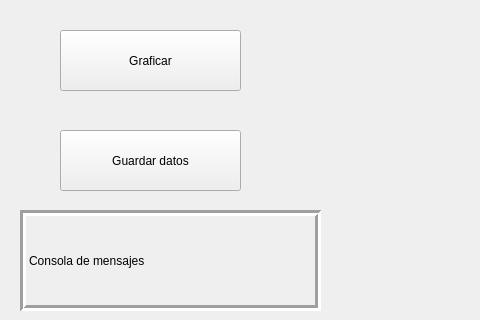
pu19249/robotat-gui, file src/simulator_tab.ui: the form before one commit; both pictures show x 0 to 480 and y 370 to 690 of the 1125 by 690 pixel window.
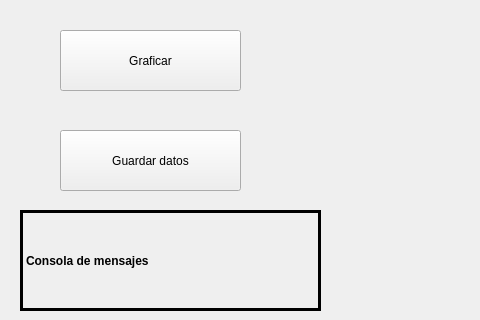
The form after the commit. Custom widgets are drawn as their Qt base class.

Commit message: text browser ota, simulator messages

Patch:
```diff
--- a/src/simulator_tab.ui
+++ b/src/simulator_tab.ui
@@ -143,11 +143,23 @@
      <height>101</height>
     </rect>
    </property>
+   <property name="font">
+    <font>
+     <weight>75</weight>
+     <bold>true</bold>
+     <strikeout>false</strikeout>
+     <stylestrategy>PreferDefault</stylestrategy>
+     <kerning>true</kerning>
+    </font>
+   </property>
+   <property name="focusPolicy">
+    <enum>Qt::NoFocus</enum>
+   </property>
    <property name="frameShape">
     <enum>QFrame::Box</enum>
    </property>
    <property name="frameShadow">
-    <enum>QFrame::Sunken</enum>
+    <enum>QFrame::Plain</enum>
    </property>
    <property name="lineWidth">
     <number>3</number>
@@ -155,6 +167,12 @@
    <property name="text">
     <string>Consola de mensajes</string>
    </property>
+   <property name="textFormat">
+    <enum>Qt::AutoText</enum>
+   </property>
+   <property name="wordWrap">
+    <bool>true</bool>
+   </property>
   </widget>
   <widget class="QPushButton" name="plot">
    <property name="geometry">
```
The commit also changes 9 other files.
